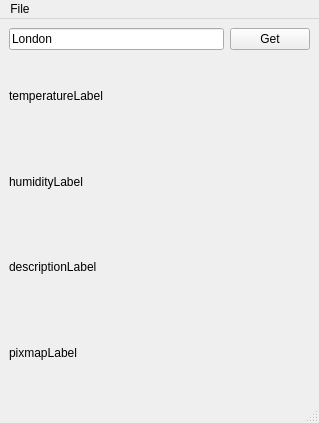
First picture: the form in WeatherApp/weather/mainwindow.ui, repository Djangoleg/LearnCpp, before the edit.
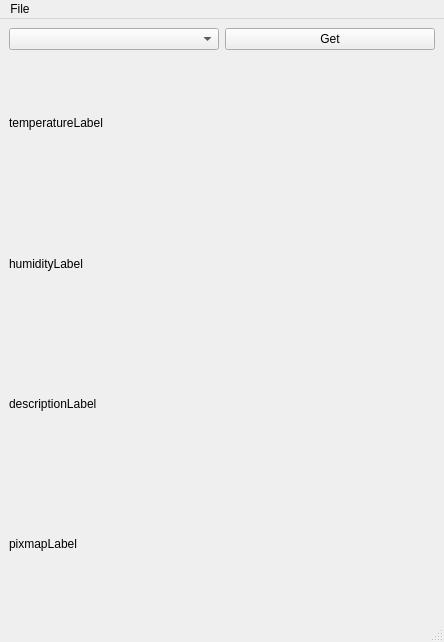
Second picture: the form after the edit. Icons and pictures are not drawn.

Commit message: Added City ComboBox

```diff
--- a/WeatherApp/weather/mainwindow.ui
+++ b/WeatherApp/weather/mainwindow.ui
@@ -6,8 +6,8 @@
    <rect>
     <x>0</x>
     <y>0</y>
-    <width>319</width>
-    <height>423</height>
+    <width>444</width>
+    <height>642</height>
    </rect>
   </property>
   <property name="windowTitle">
@@ -18,41 +18,20 @@
   </property>
   <widget class="QWidget" name="centralwidget">
    <layout class="QGridLayout" name="gridLayout">
-    <item row="0" column="0">
-     <widget class="QLineEdit" name="cityLineEdit">
-      <property name="text">
-       <string>London</string>
-      </property>
-     </widget>
-    </item>
-    <item row="2" column="0">
-     <widget class="QLabel" name="humidityLabel">
-      <property name="text">
-       <string>humidityLabel</string>
-      </property>
-     </widget>
-    </item>
-    <item row="1" column="0">
-     <widget class="QLabel" name="temperatureLabel">
-      <property name="text">
-       <string>temperatureLabel</string>
-      </property>
-     </widget>
-    </item>
-    <item row="4" column="0">
-     <widget class="QLabel" name="pixmapLabel">
-      <property name="text">
-       <string>pixmapLabel</string>
-      </property>
-     </widget>
-    </item>
-    <item row="3" column="0" colspan="2">
+    <item row="4" column="0" colspan="2">
      <widget class="QLabel" name="descriptionLabel">
       <property name="text">
        <string>descriptionLabel</string>
       </property>
      </widget>
     </item>
+    <item row="5" column="0">
+     <widget class="QLabel" name="pixmapLabel">
+      <property name="text">
+       <string>pixmapLabel</string>
+      </property>
+     </widget>
+    </item>
     <item row="0" column="1">
      <widget class="QPushButton" name="getWeather">
       <property name="text">
@@ -60,6 +39,23 @@
       </property>
      </widget>
     </item>
+    <item row="3" column="0">
+     <widget class="QLabel" name="humidityLabel">
+      <property name="text">
+       <string>humidityLabel</string>
+      </property>
+     </widget>
+    </item>
+    <item row="2" column="0">
+     <widget class="QLabel" name="temperatureLabel">
+      <property name="text">
+       <string>temperatureLabel</string>
+      </property>
+     </widget>
+    </item>
+    <item row="0" column="0">
+     <widget class="QComboBox" name="cityComboBox"/>
+    </item>
    </layout>
   </widget>
   <widget class="QMenuBar" name="menubar">
@@ -67,7 +63,7 @@
     <rect>
      <x>0</x>
      <y>0</y>
-     <width>319</width>
+     <width>444</width>
      <height>23</height>
     </rect>
    </property>
```
The commit also changes 2 other files.
